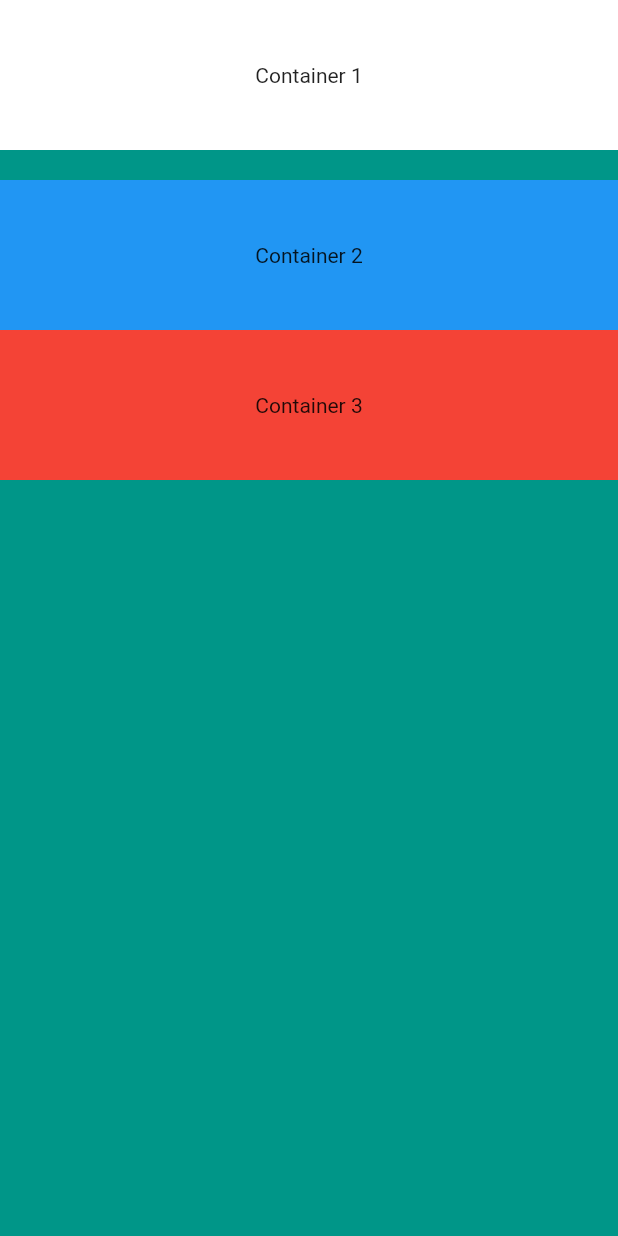
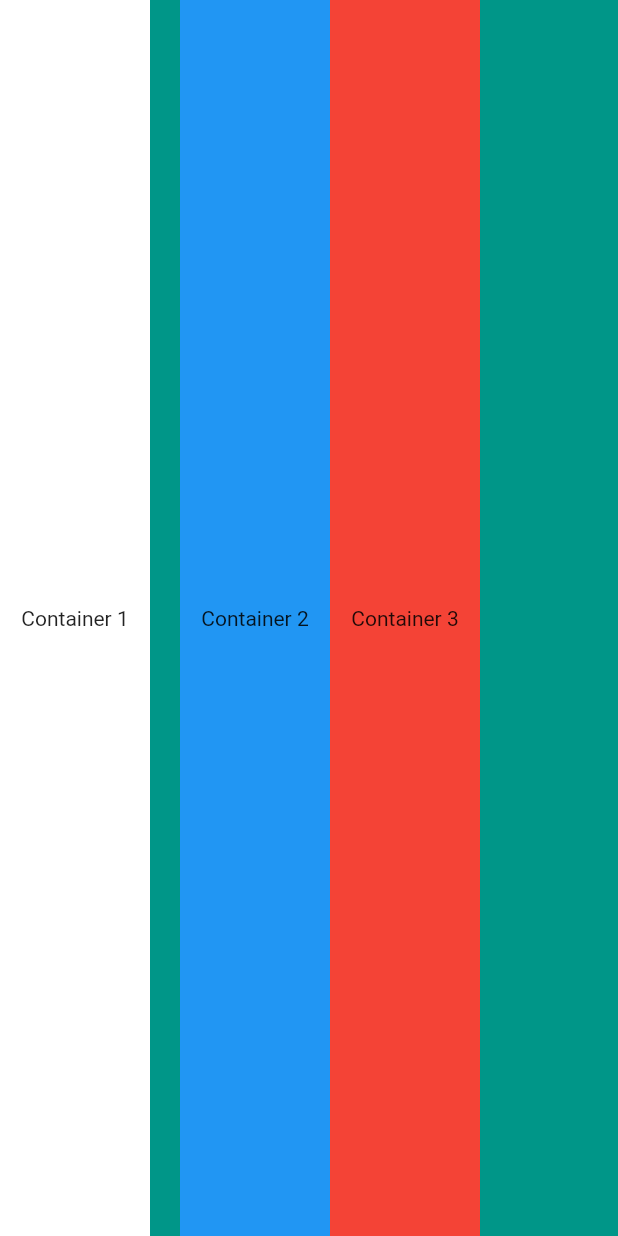
Before and after one commit to kulkarni-anurag/micard_app, a Flutter app: the screen it shows after launch, on a phone screen of 412 x 824 dp. Run offline on Flutter 3.47's test engine with Material 2 defaults, Android fonts, the phone set to English and light mode, and no system bars.

Commit message:
Row Format & 20px space between 1st & 2nd Container

```diff
--- a/lib/main.dart
+++ b/lib/main.dart
@@ -13,7 +13,7 @@ class MyApp extends StatelessWidget {
       home: Scaffold(
         backgroundColor: Colors.teal,
         body: SafeArea(
-          child: Column(
+          child: Row(
             crossAxisAlignment: CrossAxisAlignment.stretch,
             children: <Widget>[
               Container(
@@ -25,7 +25,7 @@ class MyApp extends StatelessWidget {
                 ),
               ),
               SizedBox(
-                height: 20.0,
+                width: 20.0,
               ),
               Container(
                 height: 100.0,
```
